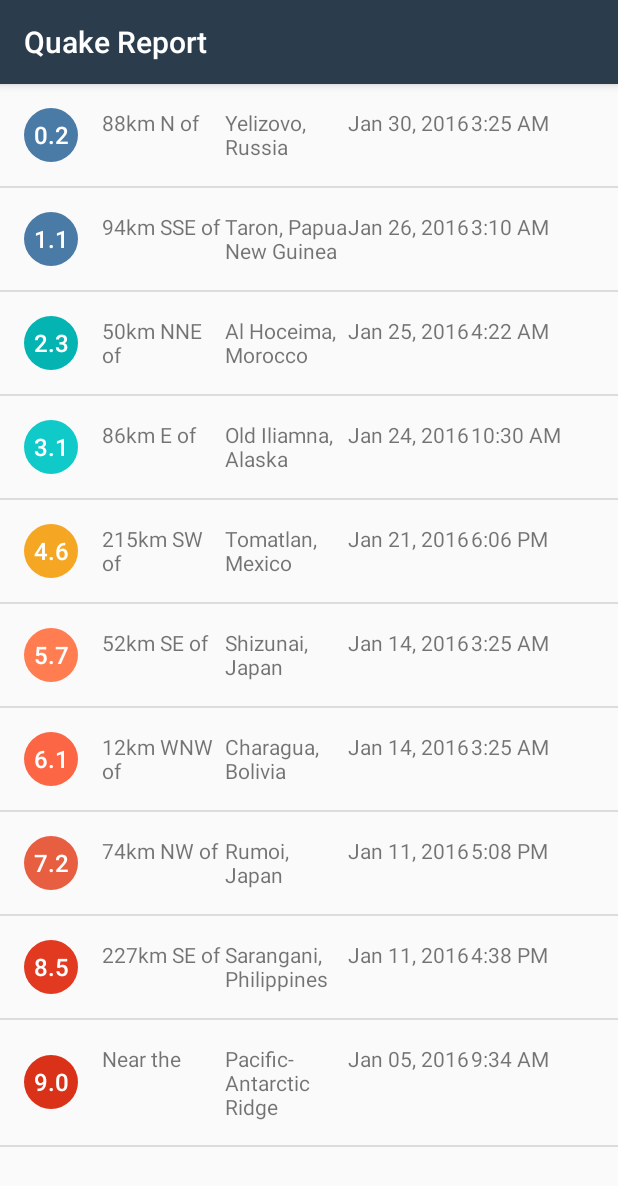
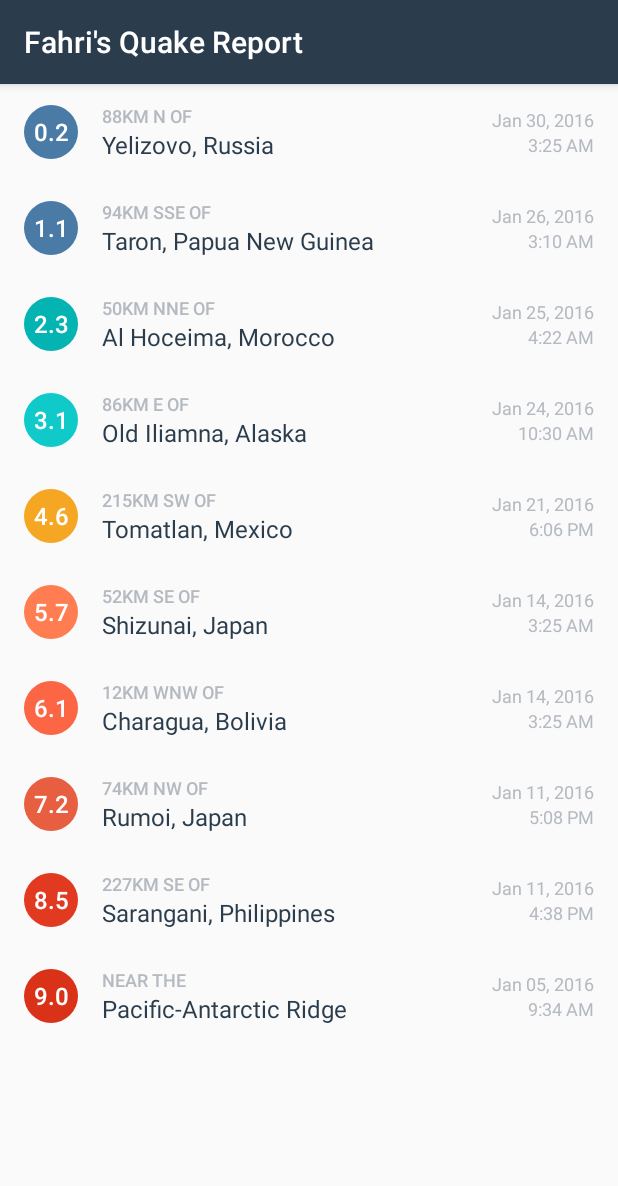
Before and after one commit to fahrican/QuakeReportApp, an Android app: the screen it shows after launch (EarthquakeActivity), on a phone screen of 412 x 824 dp. Shown: the top 1186 px of the screen. Run offline under Robolectric (Android 15) with nearby library versions, the phone set to English and light mode, and no system bars.

```diff
--- a/app/src/main/java/com/example/android/quakereport/Earthquake.java
+++ b/app/src/main/java/com/example/android/quakereport/Earthquake.java
@@ -11,12 +11,15 @@ public class Earthquake {
     private double magnitude;
     private String location;
     private long time;
+    private String url;
 
-    public Earthquake(double magnitude, String city, long date) {
+    public Earthquake(double magnitude, String city, long date, String website) {
 
         this.magnitude = magnitude;
         this.location = city;
         this.time = date;
+        this.url = website;
+
     }
 
     public double getMagnitude() {
@@ -30,4 +33,8 @@ public class Earthquake {
     public long getTime() {
         return time;
     }
+
+    public String getUrl() {
+        return url;
+    }
 }
--- a/app/src/main/java/com/example/android/quakereport/EarthquakeActivity.java
+++ b/app/src/main/java/com/example/android/quakereport/EarthquakeActivity.java
@@ -15,8 +15,12 @@
  */
 package com.example.android.quakereport;
 
+import android.content.Intent;
+import android.net.Uri;
 import android.os.Bundle;
 import android.support.v7.app.AppCompatActivity;
+import android.view.View;
+import android.widget.AdapterView;
 import android.widget.ArrayAdapter;
 import android.widget.ListView;
 
@@ -37,10 +41,28 @@ public class EarthquakeActivity extends AppCompatActivity {
         ListView earthquakeListView = (ListView) findViewById(R.id.list);
 
         // Create a new {@link ArrayAdapter} of earthquakes
-        EarthquakeAdapter adapter = new EarthquakeAdapter(this, earthquakes);
+        final EarthquakeAdapter adapter = new EarthquakeAdapter(this, earthquakes);
 
         // Set the adapter on the {@link ListView}
         // so the list can be populated in the user interface
         earthquakeListView.setAdapter(adapter);
+
+        earthquakeListView.setOnItemClickListener(new AdapterView.OnItemClickListener() {
+            @Override
+            public void onItemClick(AdapterView<?> adapterView, View view, int i, long l) {
+
+                // Find the current earthquake that was clicked on
+                Earthquake currentEarthquake = adapter.getItem(i);
+
+                // Convert the String URL into a URI object (to pass into the Intent constructor)
+                Uri earthquakeUri = Uri.parse(currentEarthquake.getUrl());
+
+                // Create a new intent to view the earthquake URI
+                Intent websiteIntent = new Intent(Intent.ACTION_VIEW, earthquakeUri);
+
+                // Send the intent to launch a new activity
+                startActivity(websiteIntent);
+            }
+        });
     }
 }
--- a/app/src/main/java/com/example/android/quakereport/QueryUtils.java
+++ b/app/src/main/java/com/example/android/quakereport/QueryUtils.java
@@ -62,8 +62,9 @@ public final class QueryUtils {
                 double magnitude = properties.getDouble("mag");
                 String place = properties.getString("place");
                 long time = properties.getLong("time");
+                String url = properties.getString("url");
 
-                Earthquake earthquake = new Earthquake(magnitude, place, time);
+                Earthquake earthquake = new Earthquake(magnitude, place, time, url);
                 earthquakes.add(earthquake);
             }
 
--- a/app/src/main/res/layout/earthquake_activity.xml
+++ b/app/src/main/res/layout/earthquake_activity.xml
@@ -18,4 +18,6 @@
     android:id="@+id/list"
     android:orientation="vertical"
     android:layout_width="match_parent"
-    android:layout_height="match_parent"/>
+    android:layout_height="match_parent"
+    android:divider="@null"
+    android:dividerHeight="0dp"/>
--- a/app/src/main/res/layout/list_item.xml
+++ b/app/src/main/res/layout/list_item.xml
@@ -1,21 +1,12 @@
-<?xml version="1.0" encoding="utf-8"?>
-<!-- Copyright (C) 2016 The Android Open Source Project
-     Licensed under the Apache License, Version 2.0 (the "License");
-     you may not use this file except in compliance with the License.
-     You may obtain a copy of the License at
-          http://www.apache.org/licenses/LICENSE-2.0
-     Unless required by applicable law or agreed to in writing, software
-     distributed under the License is distributed on an "AS IS" BASIS,
-     WITHOUT WARRANTIES OR CONDITIONS OF ANY KIND, either express or implied.
-     See the License for the specific language governing permissions and
-     limitations under the License.
--->
-<!-- Layout for a single list item -->
 <LinearLayout xmlns:android="http://schemas.android.com/apk/res/android"
+    xmlns:tools="http://schemas.android.com/tools"
     android:layout_width="match_parent"
-    android:layout_height="match_parent"
+    android:layout_height="?android:attr/listPreferredItemHeight"
     android:orientation="horizontal"
-    android:padding="16dp">
+    android:paddingEnd="16dp"
+    android:paddingLeft="16dp"
+    android:paddingRight="16dp"
+    android:paddingStart="16dp">
 
     <TextView
         android:id="@+id/magnitude"
@@ -27,36 +18,66 @@
         android:gravity="center"
         android:textColor="@android:color/white"
         android:textSize="16sp"
-        android:text="8.9" />
+        tools:text="8.9" />
 
-    <TextView
-        android:id="@+id/location_offset"
-        android:layout_marginLeft="16dp"
-        android:layout_weight="1"
+    <LinearLayout
         android:layout_width="0dp"
         android:layout_height="wrap_content"
-        android:text="74km NW of "/>
+        android:layout_gravity="center_vertical"
+        android:layout_marginLeft="16dp"
+        android:layout_marginStart="16dp"
+        android:layout_weight="1"
+        android:orientation="vertical">
+
+        <TextView
+            android:id="@+id/location_offset"
+            android:layout_width="wrap_content"
+            android:layout_height="wrap_content"
+            android:ellipsize="end"
+            android:fontFamily="sans-serif-medium"
+            android:maxLines="1"
+            android:textAllCaps="true"
+            android:textColor="@color/textColorEarthquakeDetails"
+            android:textSize="12sp"
+            tools:text="30km S of" />
 
         <TextView
             android:id="@+id/primary_location"
-            android:layout_weight="1"
-            android:layout_width="0dp"
+            android:layout_width="wrap_content"
             android:layout_height="wrap_content"
-            android:text="San Francisco, CA"/>
+            android:ellipsize="end"
+            android:maxLines="2"
+            android:textColor="@color/textColorEarthquakeLocation"
+            android:textSize="16sp"
+            tools:text="Long placeholder location that should wrap to more than 2 lines of text" />
+
+    </LinearLayout>
+
+    <LinearLayout
+        android:layout_width="wrap_content"
+        android:layout_height="wrap_content"
+        android:layout_gravity="center_vertical"
+        android:layout_marginLeft="16dp"
+        android:layout_marginStart="16dp"
+        android:orientation="vertical">
 
         <TextView
             android:id="@+id/date"
-            android:layout_weight="1"
-            android:layout_width="0dp"
+            android:layout_width="wrap_content"
             android:layout_height="wrap_content"
-            android:text="March 6, 2010"/>
-
+            android:layout_gravity="end"
+            android:textColor="@color/textColorEarthquakeDetails"
+            android:textSize="12sp"
+            tools:text="Mar 6, 2010" />
 
         <TextView
             android:id="@+id/time"
-            android:layout_width="0dp"
+            android:layout_width="wrap_content"
             android:layout_height="wrap_content"
-            android:layout_weight="1"
-            android:text="3:00 PM" />
+            android:layout_gravity="end"
+            android:textColor="@color/textColorEarthquakeDetails"
+            android:textSize="12sp"
+            tools:text="3:00 PM" />
 
+    </LinearLayout>
 </LinearLayout>
--- a/app/src/main/res/values/colors.xml
+++ b/app/src/main/res/values/colors.xml
@@ -52,4 +52,10 @@
 
     <!-- Magnitude circle color for an earthquake with magnitude over 10 -->
     <color name="magnitude10plus">#C03823</color>
+
+    <!-- Text color for the details of the earthquake in the list item -->
+    <color name="textColorEarthquakeDetails">#B4BAC0</color>
+
+    <!-- Text color for the primary location of the earthquake in the list item -->
+    <color name="textColorEarthquakeLocation">#2B3D4D</color>
 </resources>
--- a/app/src/main/res/values/strings.xml
+++ b/app/src/main/res/values/strings.xml
@@ -14,7 +14,7 @@
      limitations under the License.
 -->
 <resources>
-    <string name="app_name">Quake Report</string>
+    <string name="app_name">Fahri\'s Quake Report</string>
     <!-- Default text to show with the earthquake location ("Near the Pacific-Antarctic Ridge")
  if no specific kilometer distance from the primary location is given [CHAR LIMIT=30] -->
     <string name="near_the">Near the</string>
```
